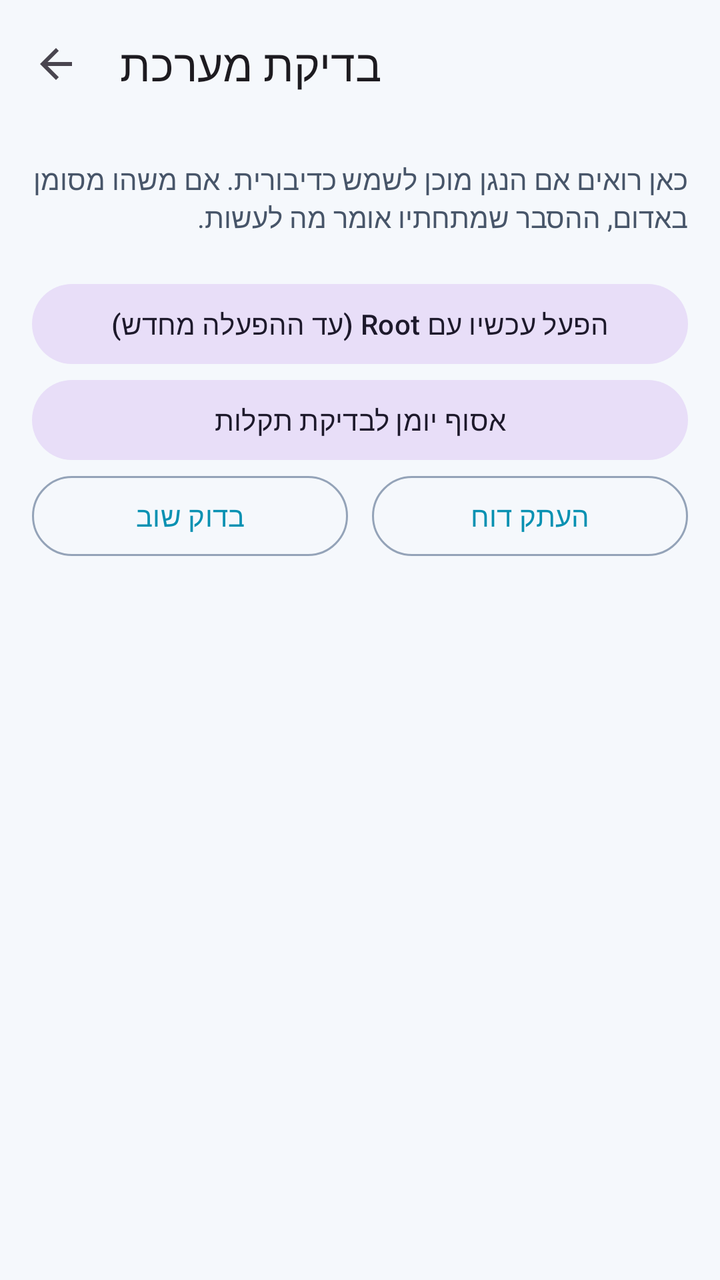
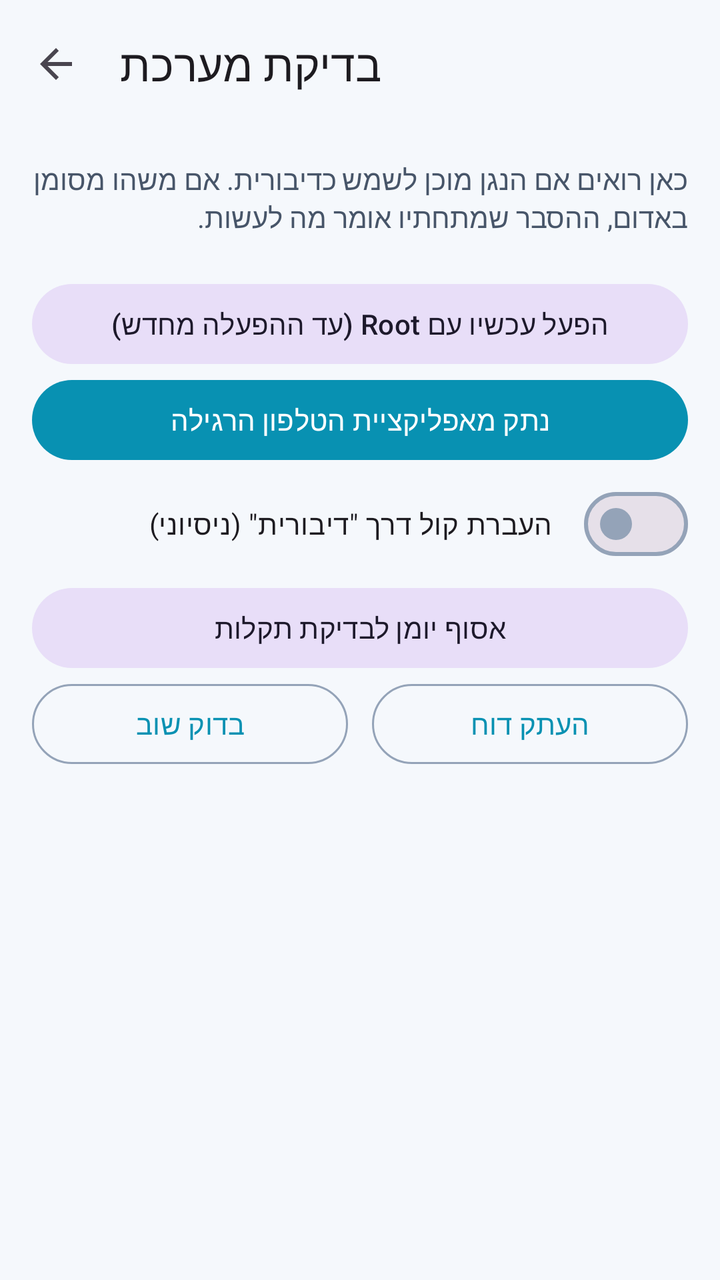

The first picture is an Android layout as it rendered before a commit; the second is the same layout after the commit. The layout source and the unified diff follow.
<!-- AndroidManifest.xml: application theme Theme.PhoneLink -->
<!-- res/layout/activity_diagnostics.xml -->
<?xml version="1.0" encoding="utf-8"?>
<LinearLayout xmlns:android="http://schemas.android.com/apk/res/android"
    xmlns:app="http://schemas.android.com/apk/res-auto"
    android:layout_width="match_parent"
    android:layout_height="match_parent"
    android:fitsSystemWindows="true"
    android:orientation="vertical">

    <com.google.android.material.appbar.MaterialToolbar
        android:id="@+id/toolbar"
        android:layout_width="match_parent"
        android:layout_height="?attr/actionBarSize"
        app:navigationIcon="?attr/homeAsUpIndicator"
        app:title="@string/diag_title" />

    <ScrollView
        android:layout_width="match_parent"
        android:layout_height="0dp"
        android:layout_weight="1">

        <LinearLayout
            android:layout_width="match_parent"
            android:layout_height="wrap_content"
            android:orientation="vertical"
            android:padding="16dp">

            <TextView
                android:layout_width="match_parent"
                android:layout_height="wrap_content"
                android:text="@string/diag_intro"
                android:textColor="?attr/colorOnSurfaceVariant" />

            <LinearLayout
                android:id="@+id/checks"
                android:layout_width="match_parent"
                android:layout_height="wrap_content"
                android:layout_marginTop="12dp"
                android:orientation="vertical" />

            <com.google.android.material.button.MaterialButton
                android:id="@+id/installSystem"
                android:layout_width="match_parent"
                android:layout_height="wrap_content"
                android:layout_marginTop="16dp"
                android:text="@string/install_system"
                android:visibility="gone" />

            <com.google.android.material.button.MaterialButton
                android:id="@+id/enableNow"
                style="@style/Widget.Material3.Button.TonalButton"
                android:layout_width="match_parent"
                android:layout_height="wrap_content"
                android:layout_marginTop="8dp"
                android:text="@string/diag_enable_now" />

            <com.google.android.material.button.MaterialButton
                android:id="@+id/collectLog"
                style="@style/Widget.Material3.Button.TonalButton"
                android:layout_width="match_parent"
                android:layout_height="wrap_content"
                android:text="@string/collect_log" />

            <com.google.android.material.button.MaterialButton
                android:id="@+id/uninstallSystem"
                style="@style/Widget.Material3.Button.TextButton"
                android:layout_width="match_parent"
                android:layout_height="wrap_content"
                android:text="@string/uninstall_system"
                android:visibility="gone" />

            <LinearLayout
                android:layout_width="match_parent"
                android:layout_height="wrap_content"
                android:orientation="horizontal">

                <com.google.android.material.button.MaterialButton
                    android:id="@+id/refresh"
                    style="@style/Widget.Material3.Button.OutlinedButton"
                    android:layout_width="0dp"
                    android:layout_height="wrap_content"
                    android:layout_marginEnd="6dp"
                    android:layout_weight="1"
                    android:text="@string/diag_refresh" />

                <com.google.android.material.button.MaterialButton
                    android:id="@+id/copy"
                    style="@style/Widget.Material3.Button.OutlinedButton"
                    android:layout_width="0dp"
                    android:layout_height="wrap_content"
                    android:layout_marginStart="6dp"
                    android:layout_weight="1"
                    android:text="@string/diag_copy" />
            </LinearLayout>

            <TextView
                android:id="@+id/shellOutput"
                android:layout_width="match_parent"
                android:layout_height="wrap_content"
                android:layout_marginTop="8dp"
                android:fontFamily="monospace"
                android:textDirection="ltr"
                android:textSize="12sp"
                android:visibility="gone" />
        </LinearLayout>
    </ScrollView>
</LinearLayout>
<!-- resources referenced by this layout -->
<resources>
  <string name="collect_log">אסוף יומן לבדיקת תקלות</string>
  <string name="diag_copy">העתק דוח</string>
  <string name="diag_enable_now">הפעל עכשיו עם Root (עד ההפעלה מחדש)</string>
  <string name="diag_intro">כאן רואים אם הנגן מוכן לשמש כדיבורית. אם משהו מסומן באדום, ההסבר שמתחתיו אומר מה לעשות.</string>
  <string name="diag_refresh">בדוק שוב</string>
  <string name="diag_title">בדיקת מערכת</string>
  <string name="install_system">התקן כאפליקציית מערכת</string>
  <string name="uninstall_system">הסר מהמערכת</string>
  <style name="Theme.PhoneLink" parent="Theme.Material3.DayNight.NoActionBar">
          <item name="colorPrimary">@color/md_primary</item>
          <item name="colorOnPrimary">@color/md_on_primary</item>
          <item name="colorPrimaryContainer">@color/md_primary_container</item>
          <item name="colorOnPrimaryContainer">@color/md_on_primary_container</item>
          <item name="colorSurface">@color/md_surface</item>
          <item name="colorOnSurface">@color/md_on_surface</item>
          <item name="colorSurfaceVariant">@color/md_surface_variant</item>
          <item name="colorOnSurfaceVariant">@color/md_on_surface_variant</item>
          <item name="colorSurfaceContainer">@color/md_surface_container</item>
          <item name="colorOutline">@color/md_outline</item>
          <item name="android:colorBackground">@color/md_surface</item>
          <item name="android:windowBackground">@color/md_surface</item>
          <item name="android:statusBarColor">@color/md_surface</item>
          <item name="android:navigationBarColor">@color/md_surface</item>
      </style>
  <color name="md_primary">#0891B2</color>
  <color name="md_on_primary">#FFFFFF</color>
  <color name="md_primary_container">#CFFAFE</color>
  <color name="md_on_primary_container">#083344</color>
  <color name="md_surface">#F5F8FC</color>
  <color name="md_on_surface">#0F172A</color>
  <color name="md_surface_variant">#E2E8F0</color>
  <color name="md_on_surface_variant">#475569</color>
  <color name="md_surface_container">#FFFFFF</color>
  <color name="md_outline">#94A3B8</color>
</resources>

<!-- the commit's change to res/layout/activity_diagnostics.xml (unified diff, before → after) -->
@@ -54,6 +54,19 @@
                 android:text="@string/diag_enable_now" />
 
             <com.google.android.material.button.MaterialButton
+                android:id="@+id/phoneAppLink"
+                android:layout_width="match_parent"
+                android:layout_height="wrap_content"
+                android:text="@string/phone_app_link_off" />
+
+            <com.google.android.material.materialswitch.MaterialSwitch
+                android:id="@+id/bridgeSwitch"
+                android:layout_width="match_parent"
+                android:layout_height="wrap_content"
+                android:layout_marginVertical="4dp"
+                android:text="@string/bridge_switch" />
+
+            <com.google.android.material.button.MaterialButton
                 android:id="@+id/collectLog"
                 style="@style/Widget.Material3.Button.TonalButton"
                 android:layout_width="match_parent"
<!-- resource entries referenced after the edit -->
@@ -1,5 +1,6 @@
 <!-- resources referenced by this layout -->
 <resources>
+  <string name="bridge_switch">העברת קול דרך \"דיבורית\" (ניסיוני)</string>
   <string name="collect_log">אסוף יומן לבדיקת תקלות</string>
   <string name="diag_copy">העתק דוח</string>
   <string name="diag_enable_now">הפעל עכשיו עם Root (עד ההפעלה מחדש)</string>
@@ -7,6 +8,7 @@
   <string name="diag_refresh">בדוק שוב</string>
   <string name="diag_title">בדיקת מערכת</string>
   <string name="install_system">התקן כאפליקציית מערכת</string>
+  <string name="phone_app_link_off">נתק מאפליקציית הטלפון הרגילה</string>
   <string name="uninstall_system">הסר מהמערכת</string>
   <style name="Theme.PhoneLink" parent="Theme.Material3.DayNight.NoActionBar">
           <item name="colorPrimary">@color/md_primary</item>
